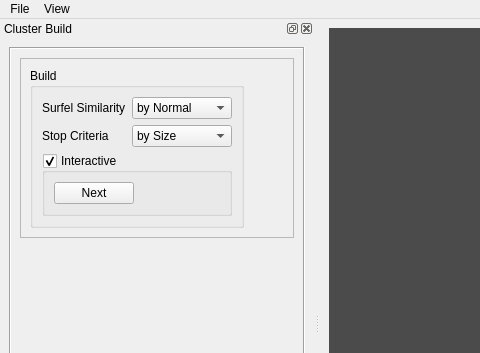
Above: lodpbr/Qt/UI/lodpbr.ui from duststorm/lodpbr before the change; both pictures show x 0 to 480 and y 0 to 353 of the 1014 by 648 pixel window. Below: the same form after it.
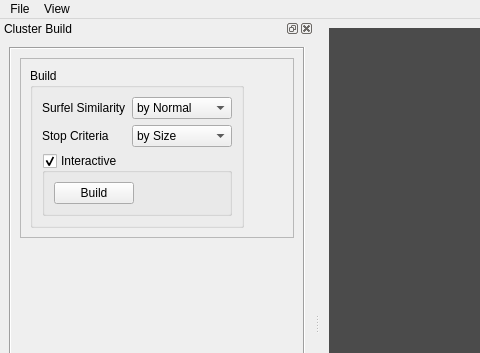
That is the form after the change.

```diff
--- a/lodpbr/Qt/UI/lodpbr.ui
+++ b/lodpbr/Qt/UI/lodpbr.ui
@@ -86,8 +86,8 @@
    </property>
    <property name="minimumSize">
     <size>
-     <width>0</width>
-     <height>0</height>
+     <width>309</width>
+     <height>295</height>
     </size>
    </property>
    <property name="maximumSize">
@@ -224,7 +224,7 @@
                  <item row="0" column="0">
                   <widget class="QPushButton" name="pushButtonBuild">
                    <property name="text">
-                    <string>Next</string>
+                    <string>Build</string>
                    </property>
                   </widget>
                  </item>
```
